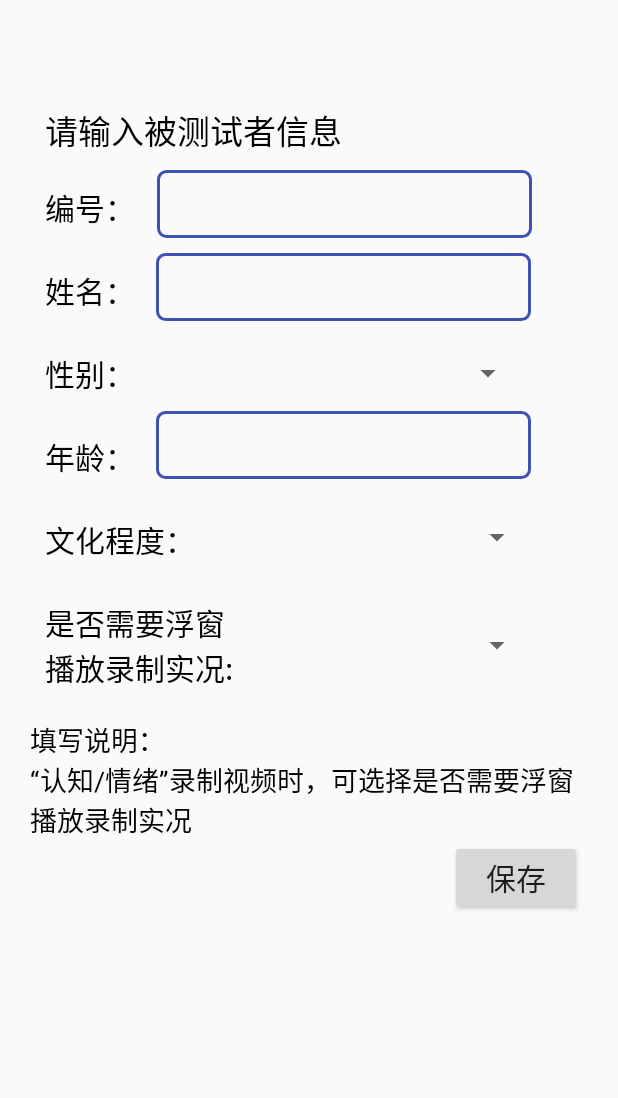
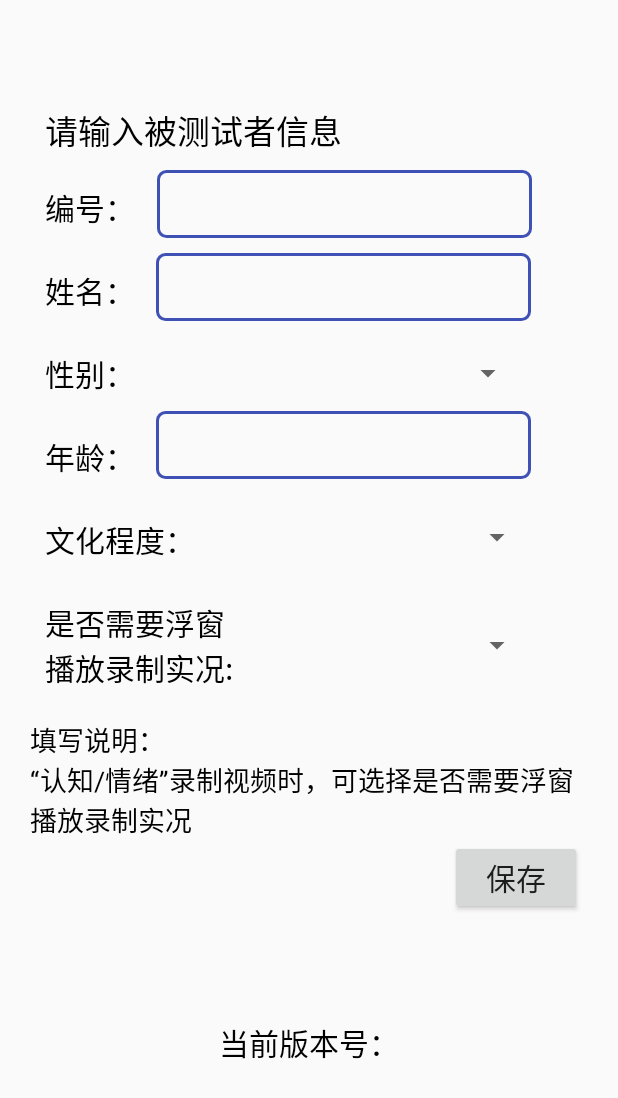
Before and after one commit to MJCC-wht/datasetCollection, an Android app: the layout activity_info_input.xml on its own in the app's theme, with its tools: preview values and no code run, on a phone screen of 412 x 824 dp. Shown: the top 1098 px of the screen. Run offline under Robolectric (Android 15) with nearby library versions, the phone set to English and light mode, and no system bars.

Commit message:
修复已知bug

```diff
--- a/app/build.gradle
+++ b/app/build.gradle
@@ -8,7 +8,7 @@ android {
         //noinspection ExpiredTargetSdkVersion
         targetSdkVersion 28
         versionCode 1
-        versionName "1.0"
+        versionName "version 1.1"
         testInstrumentationRunner "android.support.test.runner.AndroidJUnitRunner"
     }
     buildTypes {
--- a/app/src/main/java/com/renhui/androidrecorder/muxer/VideoPlayerThread.java
+++ b/app/src/main/java/com/renhui/androidrecorder/muxer/VideoPlayerThread.java
@@ -185,6 +185,12 @@ public class VideoPlayerThread extends Thread{
                             MediaMuxerActivity.mainActivity.runOnUiThread(new Runnable() {
                                 @Override
                                 public void run() {
+//                                    RelativeLayout.LayoutParams params = (RelativeLayout.LayoutParams) mVideo.getLayoutParams();
+//                                    // 竖屏时恢复在按钮之下的布局设定
+//                                    params.addRule(RelativeLayout.BELOW, R.id.topButton);
+//                                    mVideo.setLayoutParams(params);
+//                                    // 显示状态栏
+//                                    mVideo.setSystemUiVisibility(View.VISIBLE);
                                     MediaMuxerActivity.mainActivity.videoStartStopButton.performClick();
                                 }
                             });
--- a/app/src/main/res/layout/activity_info_input.xml
+++ b/app/src/main/res/layout/activity_info_input.xml
@@ -176,6 +176,18 @@
                 android:layout_marginBottom="1dp"
                 android:layout_toRightOf="@+id/txt6"
                 android:contentDescription="Enter Your Choice" />
+
+            <TextView
+                android:id="@+id/version"
+                android:layout_width="wrap_content"
+                android:layout_height="wrap_content"
+                android:text="当前版本号："
+                android:layout_marginTop="70dp"
+                android:layout_centerHorizontal="true"
+                android:textColor="#000000"
+                android:layout_below="@+id/btnsave"
+                android:textSize="20sp" />
+
         </RelativeLayout>
     </ScrollView>
 </LinearLayout>
```
Also changed, not shown: app/src/main/java/com/renhui/androidrecorder/homepage/HomepageActivity.java (+16 -1 lines), app/src/main/java/com/renhui/androidrecorder/homepage/InfoInputActivity.java (+14 -3 lines), app/src/main/java/com/renhui/androidrecorder/muxer/FileUploadThread.java (+6 -5 lines), app/src/main/java/com/renhui/androidrecorder/muxer/MediaMuxerActivity.java (+53 -4 lines), app/src/main/java/com/renhui/androidrecorder/muxer/ResultAnalyzeThread.java (+4 -4 lines).
